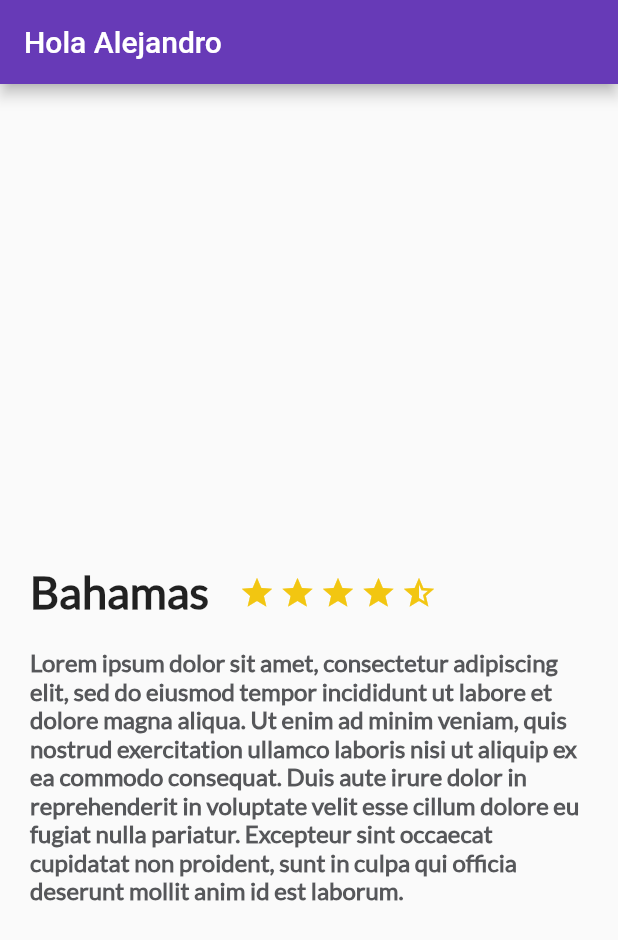
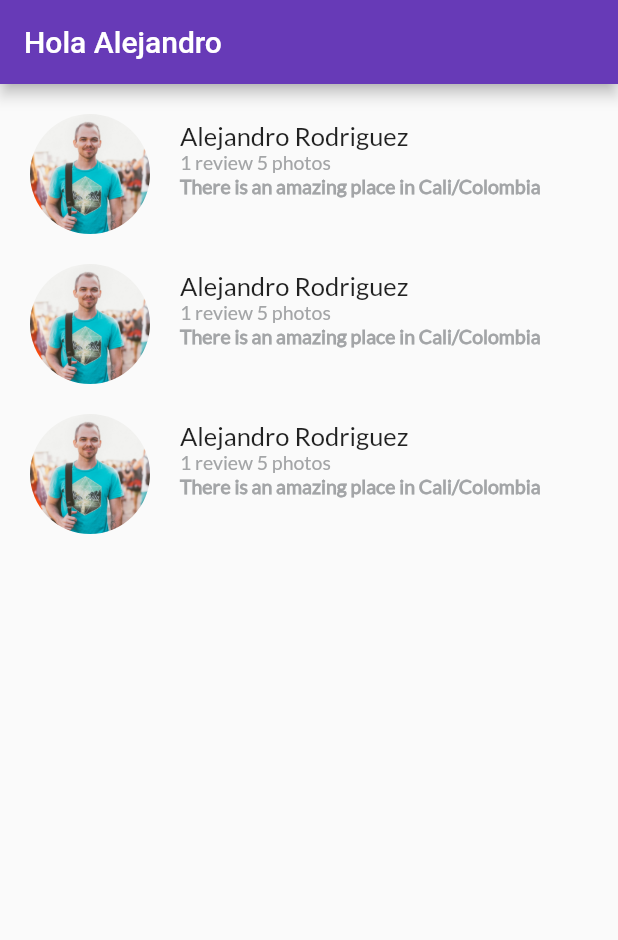
Before and after one commit to a-rodriguez296/platzi_trips_app, a Flutter app: the screen it shows after launch, on a phone screen of 412 x 824 dp. Shown: the top 940 px of the screen. Run offline on Flutter 3.47's test engine with Material 2 defaults, Android fonts, the phone set to English and light mode, and no system bars.

Commit message:
creando lista de reviews

```diff
--- a/lib/main.dart
+++ b/lib/main.dart
@@ -1,4 +1,5 @@
 import 'package:flutter/material.dart';
+import 'package:platzi_trips_app/review_list.dart';
 import 'description_places.dart';
 
 void main() {
@@ -29,7 +30,7 @@ class MyApp extends StatelessWidget {
           appBar: AppBar(
             title: Text("Hola Alejandro"),
           ),
-          body: DescriptionPlace("Bahamas", 5, "Lorem ipsum dolor sit amet, consectetur adipiscing elit, sed do eiusmod tempor incididunt ut labore et dolore magna aliqua. Ut enim ad minim veniam, quis nostrud exercitation ullamco laboris nisi ut aliquip ex ea commodo consequat. Duis aute irure dolor in reprehenderit in voluptate velit esse cillum dolore eu fugiat nulla pariatur. Excepteur sint occaecat cupidatat non proident, sunt in culpa qui officia deserunt mollit anim id est laborum."),
+          body: ReviewList(),//DescriptionPlace("Bahamas", 5, "Lorem ipsum dolor sit amet, consectetur adipiscing elit, sed do eiusmod tempor incididunt ut labore et dolore magna aliqua. Ut enim ad minim veniam, quis nostrud exercitation ullamco laboris nisi ut aliquip ex ea commodo consequat. Duis aute irure dolor in reprehenderit in voluptate velit esse cillum dolore eu fugiat nulla pariatur. Excepteur sint occaecat cupidatat non proident, sunt in culpa qui officia deserunt mollit anim id est laborum."),
 
         ) //MyHomePage(title: 'Flutter Demo Home Page'),
     );
--- /dev/null
+++ b/lib/review.dart
@@ -0,0 +1,91 @@
+import 'package:flutter/material.dart';
+
+class Review extends StatelessWidget {
+
+  String pathImage = "assets/img/people.jpg";
+  String name = "Alejandro Rodriguez";
+  String details = "1 review 5 photos";
+  String comment = "There is an amazing place in Cali/Colombia";
+
+  Review(this.pathImage, this.name, this.details, this.comment);
+
+  @override
+  Widget build(BuildContext context) {
+
+    final userComments = Container(
+      margin: const EdgeInsets.only(
+          left: 20.0
+      ),
+      child: Text(
+        comment,
+        textAlign: TextAlign.left,
+        style: const TextStyle(
+            fontSize: 13.0,
+            fontFamily: "Lato",
+            fontWeight: FontWeight.w900,
+            color: Color(0xFFa3a5a7)
+        ),
+      ),
+    );
+
+    final userInfo = Container(
+      margin: const EdgeInsets.only(
+          left: 20.0
+      ),
+      child: Text(
+        details,
+        textAlign: TextAlign.left,
+        style: const TextStyle(
+            fontSize: 13.0,
+            fontFamily: "Lato",
+            color: Color(0xFFa3a5a7)
+        ),
+      ),
+    );
+
+    final userName = Container(
+      margin: const EdgeInsets.only(
+        left: 20.0
+      ),
+      child: Text(
+          name,
+        textAlign: TextAlign.left,
+        style: const TextStyle(
+          fontSize: 17.0,
+          fontFamily: "Lato"
+        ),
+      ),
+    );
+
+    final userDetails = Column(
+      crossAxisAlignment: CrossAxisAlignment.start,
+      children: [
+        userName,
+        userInfo,
+        userComments],
+    );
+
+    final photo = Container(
+      margin: const EdgeInsets.only(
+        top: 20.0,
+        left: 20.0
+      ),
+      width: 80.0,
+      height: 80.0,
+
+      decoration: const BoxDecoration(
+        shape: BoxShape.circle,
+        image: DecorationImage(
+            fit: BoxFit.cover,
+            image: AssetImage('assets/img/people.jpg'))
+      ),
+    );
+
+    return Row(
+      children: [photo, userDetails],
+    );
+  }
+
+
+
+}
--- /dev/null
+++ b/lib/review_list.dart
@@ -0,0 +1,16 @@
+import 'package:flutter/material.dart';
+import 'package:platzi_trips_app/review.dart';
+
+
+class ReviewList extends StatelessWidget {
+  @override
+  Widget build(BuildContext context) {
+
+    return Column(
+      crossAxisAlignment: CrossAxisAlignment.start,
+      children: [
+        Review("assets/img/people.jpg", "Alejandro Rodriguez", "1 review 5 photos", "There is an amazing place in Cali/Colombia"),
+        Review("assets/img/people.jpg", "Alejandro Rodriguez", "1 review 5 photos", "There is an amazing place in Cali/Colombia"),
+        Review("assets/img/people.jpg", "Alejandro Rodriguez", "1 review 5 photos", "There is an amazing place in Cali/Colombia")]);
+  }
+}
--- a/pubspec.yaml
+++ b/pubspec.yaml
@@ -88,6 +88,9 @@ flutter:
   # For details regarding fonts from package dependencies,
   # see https://flutter.dev/custom-fonts/#from-packages
 
+  assets:
+    - assets/img/people.jpg
+
   fonts:
     - family: Lato
       fonts:
```
Also changed, not shown: assets/img/people.jpg (added).
